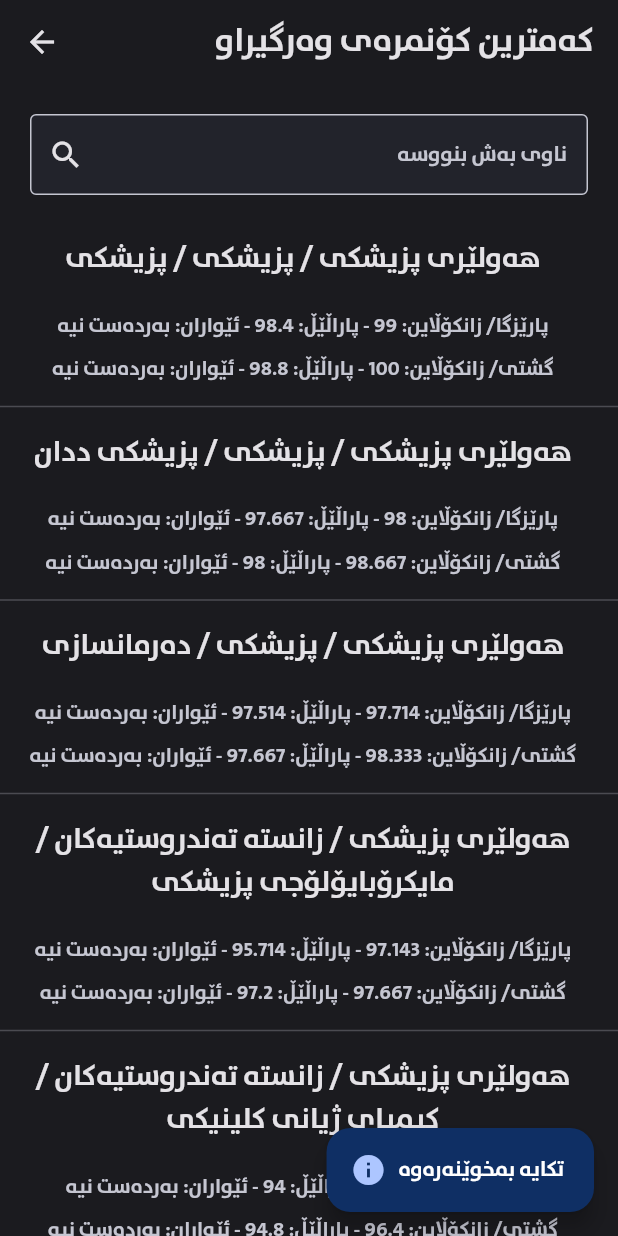
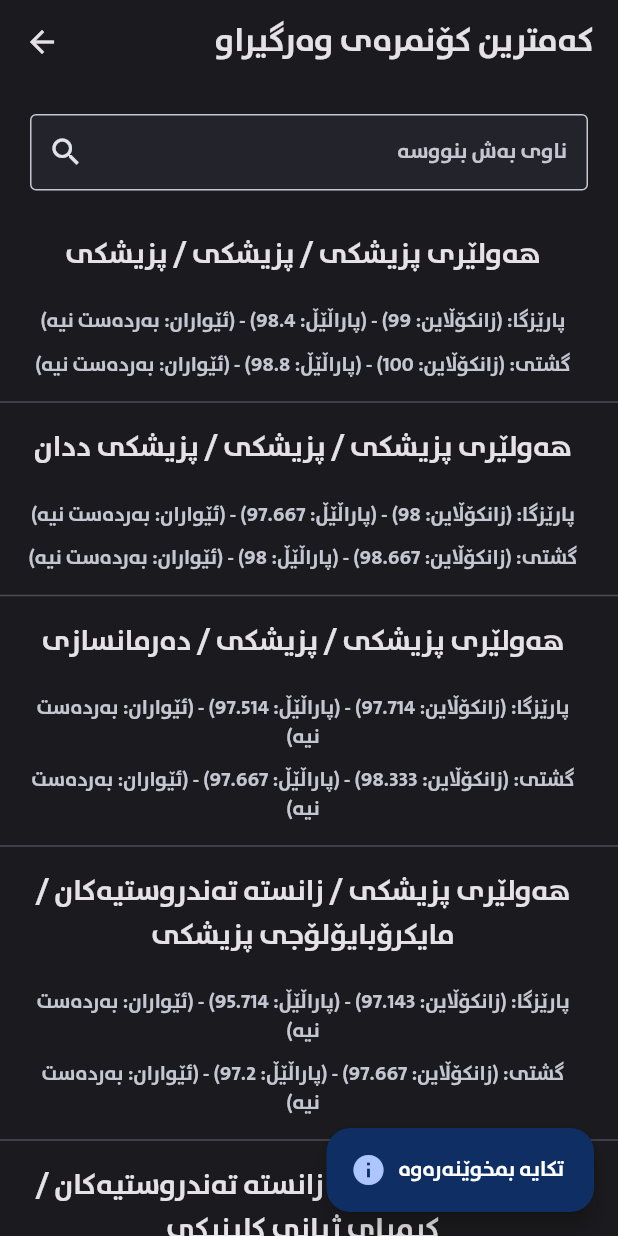
Before and after one commit to akar-jaza/bashakam_konmra_project-Local-Database-Edition, a Flutter app: the KamtrinKonmra screen opened directly, on a phone screen of 412 x 824 dp. Run offline on Flutter 3.47's test engine with Material 2 defaults, Android fonts, the phone set to English and light mode, and no system bars; our stand-ins replace csv, flutter_svg, hive, hive_flutter; accounts and stored records are empty.

Commit message:
change the style of (gshty and parezga)

```diff
--- a/lib/components/my_textfiled.dart
+++ b/lib/components/my_textfiled.dart
@@ -44,7 +44,8 @@ class _MyTextFieldState extends State<MyTextField> {
         cursorColor: ThemeColors.kblueColor,
         style: const TextStyle(
           color: ThemeColors.kWhiteTextColor,
-          fontFamily: 'Roboto',
+          fontFamily: 'rabarBold',
+          fontSize: 14,
           letterSpacing: 0.0,
         ),
         decoration: InputDecoration(
--- a/lib/list_items/konmra_list_item.dart
+++ b/lib/list_items/konmra_list_item.dart
@@ -60,7 +60,7 @@ class SlemaniKonmraListItem extends StatelessWidget {
           children: [
             const SizedBox(height: 20),
             Text(
-              'پارێزگا/ $pZankoline - $pParallel - $pEwaranText',
+              'پارێزگا: ($pZankoline) - ($pParallel) - ($pEwaranText)',
               style: const TextStyle(
                 color: ThemeColors.kGreyTextColor,
                 fontSize: 13.5,
@@ -70,7 +70,7 @@ class SlemaniKonmraListItem extends StatelessWidget {
             ),
             const SizedBox(height: 10),
             Text(
-              'گشتی/ $gZankoline - $gParallel - $gEwaranText',
+              'گشتی: ($gZankoline) - ($gParallel) - ($gEwaranText)',
               style: const TextStyle(
                 color: ThemeColors.kGreyTextColor,
                 fontSize: 13.5,
```
